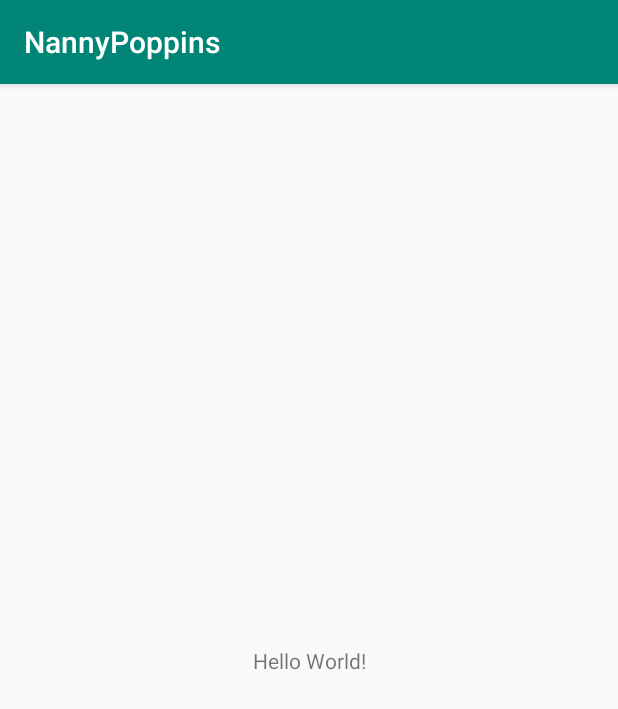
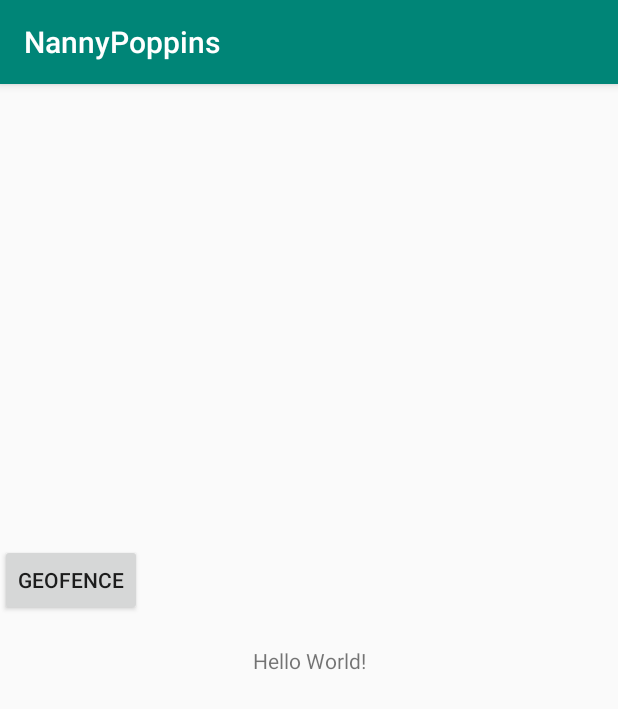
Before and after one commit to Andree37/NannyPoppins, an Android app: the screen it shows after launch (MainActivity), on a phone screen of 412 x 824 dp. Shown: the top 709 px of the screen. Run offline under Robolectric (Android 15) with nearby library versions, the phone set to English and light mode, and no system bars.

Commit message:
Google Maps API
Added button to jump to the geofencing

```diff
--- a/NannyPoppins/app/build.gradle
+++ b/NannyPoppins/app/build.gradle
@@ -25,4 +25,5 @@ dependencies {
     testImplementation 'junit:junit:4.12'
     androidTestImplementation 'androidx.test.ext:junit:1.1.0'
     androidTestImplementation 'androidx.test.espresso:espresso-core:3.1.1'
+    implementation 'com.google.android.gms:play-services-maps:17.0.0'
 }
--- a/NannyPoppins/app/src/main/java/com/example/nannypoppins/MainActivity.java
+++ b/NannyPoppins/app/src/main/java/com/example/nannypoppins/MainActivity.java
@@ -2,7 +2,10 @@ package com.example.nannypoppins;
 
 import androidx.appcompat.app.AppCompatActivity;
 
+import android.content.Intent;
 import android.os.Bundle;
+import android.view.View;
+import android.widget.Button;
 
 public class MainActivity extends AppCompatActivity {
 
@@ -19,5 +22,22 @@ public class MainActivity extends AppCompatActivity {
         }
         setTheme(R.style.AppTheme);
         setContentView(R.layout.activity_main);
+
+        Button button = findViewById(R.id.button);
+
+        button.setOnClickListener(new View.OnClickListener() {
+
+            @Override
+            public void onClick(View v) {
+                // TODO Auto-generated method stub
+
+                /*
+                 * Intent is just like glue which helps to navigate one activity
+                 * to another.
+                 */Intent intent = new Intent(MainActivity.this,
+                        Geofencing.class);
+                startActivity(intent); // startActivity allow you to move
+            }
+        });
     }
 }
--- a/NannyPoppins/app/src/main/res/drawable/background_splash.xml
+++ b/NannyPoppins/app/src/main/res/drawable/background_splash.xml
@@ -2,7 +2,6 @@
 <selector xmlns:android="http://schemas.android.com/apk/res/android">
     <item>
         <bitmap
-            android:gravity="center"
             android:src="@drawable/splash"/>
     </item>
 </selector>
--- a/NannyPoppins/app/src/main/res/layout/activity_main.xml
+++ b/NannyPoppins/app/src/main/res/layout/activity_main.xml
@@ -7,6 +7,7 @@
     tools:context=".MainActivity">
 
     <TextView
+        android:id="@+id/textView"
         android:layout_width="wrap_content"
         android:layout_height="wrap_content"
         android:text="Hello World!"
@@ -15,4 +16,14 @@
         app:layout_constraintRight_toRightOf="parent"
         app:layout_constraintTop_toTopOf="parent" />
 
+    <Button
+        android:id="@+id/button"
+        android:layout_width="wrap_content"
+        android:layout_height="wrap_content"
+        android:layout_marginBottom="20dp"
+        android:text="@string/geofence"
+        app:layout_constraintBottom_toTopOf="@+id/textView"
+        tools:ignore="MissingConstraints"
+        tools:layout_editor_absoluteX="158dp" />
+
 </androidx.constraintlayout.widget.ConstraintLayout>
--- /dev/null
+++ b/NannyPoppins/app/src/main/res/values/google_maps_api.xml
@@ -0,0 +1,4 @@
+<resources>
+
+    <string name="google_maps_key" templateMergeStrategy="preserve" translatable="false">AIzaSyBVB-IfqpuPz5ZoPhdSesFVNXzhKtFfHqk</string>
+</resources>
--- a/NannyPoppins/app/src/main/res/values/strings.xml
+++ b/NannyPoppins/app/src/main/res/values/strings.xml
@@ -1,3 +1,6 @@
 <resources>
     <string name="app_name">NannyPoppins</string>
+    <string name="title_activity_maps">Map</string>
+    <string name="geofence">Geofence</string>
+
 </resources>
```
Also changed, not shown: NannyPoppins/app/src/main/AndroidManifest.xml (+15 -1 lines), NannyPoppins/app/src/main/java/com/example/nannypoppins/Geofencing.java (added, +47 -0 lines), NannyPoppins/app/src/main/res/layout/geofencing.xml (added, +9 -0 lines).
